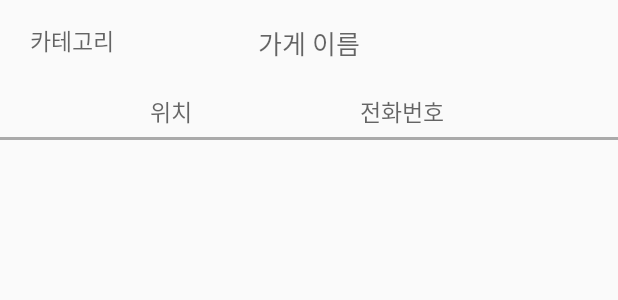
After one commit to hyenee/2019_Collathon, an Android app: the layout activity_pick_store_view.xml on its own in the app's theme, with its tools: preview values and no code run, on a phone screen of 412 x 824 dp. The commit adds this screen. Shown: the top 300 px of the screen. Run offline under Robolectric (Android 15) with nearby library versions, the phone set to English and light mode, and no system bars.

Commit message:
implement PickStoreActivity and xml

```diff
--- a/Collathon_App/app/src/main/AndroidManifest.xml
+++ b/Collathon_App/app/src/main/AndroidManifest.xml
@@ -89,6 +89,11 @@
             android:name="com.collathon.jamukja.customer.reservation.ticket_confirm.ReservationTicketConfirmActivity"
             android:theme="@style/AppTheme.NoActionBar2" />
 
+        <!-- 찜목록 -->
+        <activity
+            android:name="com.collathon.jamukja.customer.store.pick.PickStoreActivity"
+            android:theme="@style/AppTheme.NoActionBar2" />
+
         <!-- 자영업자 관점 -->
         <activity
             android:name="com.collathon.jamukja.owner.MainOwnerActivity"
--- a/Collathon_App/app/src/main/java/com/collathon/jamukja/customer/store/category/detail/StoreDetailInfoActivity.java
+++ b/Collathon_App/app/src/main/java/com/collathon/jamukja/customer/store/category/detail/StoreDetailInfoActivity.java
@@ -39,6 +39,7 @@ public class StoreDetailInfoActivity extends AppCompatActivity {
         final TextView tx_category = findViewById(R.id.store_category);
         final TextView tx_tel = findViewById(R.id.store_phone);
         final TextView tx_address = findViewById(R.id.store_location);
+        final TextView tx_table = findViewById(R.id.store_table);
 
         //서버 디비 값 파싱
         try {
@@ -82,7 +83,8 @@ public class StoreDetailInfoActivity extends AppCompatActivity {
                                 final String tel = jsonObject.getString("tel");
                                 final String address = jsonObject.getString("address");
                                 final String category = jsonObject.getString("category");
-                                Log.i("STORE", "추출 결과 :  " + name+", "+tel+", "+address+", "+category);
+                                final String table = jsonObject.getString("check_table");
+                                Log.i("STORE", "추출 결과 :  " + name+", "+tel+", "+address+", "+category+", " + table);
 
                                 runOnUiThread(new Runnable() {
                                     @Override
@@ -91,6 +93,7 @@ public class StoreDetailInfoActivity extends AppCompatActivity {
                                         tx_category.setText(category);
                                         tx_tel.setText(tel);
                                         tx_address.setText(address);
+                                        tx_table.setText(table);
                                     }
                                 });
 
--- /dev/null
+++ b/Collathon_App/app/src/main/res/layout/activity_pick_store_view.xml
@@ -0,0 +1,71 @@
+<?xml version="1.0" encoding="utf-8"?>
+<RelativeLayout xmlns:android="http://schemas.android.com/apk/res/android"
+    android:layout_width="wrap_content"
+    android:layout_height="wrap_content">
+
+    <TextView
+        android:id="@+id/pick_store_name"
+        android:layout_width="match_parent"
+        android:layout_height="wrap_content"
+        android:layout_marginTop="15dp"
+        android:layout_marginBottom="5dp"
+        android:fontFamily="@font/nanumsquare"
+        android:textSize="17dp"
+        android:textColor="#000000"
+        android:text=""
+        android:hint="가게 이름"
+        android:gravity="center"/>
+
+
+    <TextView
+        android:id="@+id/pick_category"
+        android:layout_width="wrap_content"
+        android:layout_height="wrap_content"
+        android:layout_marginTop="15dp"
+        android:layout_marginLeft="20dp"
+        android:fontFamily="@font/nanumsquare"
+        android:textSize="15dp"
+        android:textColor="#000000"
+        android:text=""
+        android:hint="카테고리"/>
+
+    <TextView
+        android:id="@+id/pick_address"
+        android:layout_width="wrap_content"
+        android:layout_height="wrap_content"
+        android:layout_marginTop="15dp"
+        android:layout_marginBottom="5dp"
+        android:layout_marginLeft="100dp"
+        android:gravity="center"
+        android:fontFamily="@font/nanumsquare"
+        android:textSize="15dp"
+        android:textColor="#000000"
+        android:text=""
+        android:layout_below="@+id/pick_store_name"
+        android:hint="위치"/>
+
+
+    <TextView
+    android:id="@+id/pick_tel"
+    android:layout_width="wrap_content"
+    android:layout_height="wrap_content"
+    android:layout_marginTop="15dp"
+    android:layout_marginBottom="5dp"
+    android:layout_marginLeft="240dp"
+    android:gravity="center"
+    android:fontFamily="@font/nanumsquare"
+    android:textSize="15dp"
+    android:textColor="#000000"
+    android:text=""
+    android:layout_below="@+id/pick_store_name"
+    android:hint="전화번호"/>
+
+
+    <View
+        android:layout_width="match_parent"
+        android:layout_height="2dp"
+        android:background="@android:color/darker_gray"
+        android:layout_below="@+id/pick_tel"/>
+
+
+</RelativeLayout>
--- a/Collathon_App/app/src/main/res/layout/activity_store_list_recycler.xml
+++ b/Collathon_App/app/src/main/res/layout/activity_store_list_recycler.xml
@@ -12,8 +12,10 @@
         android:layout_width="match_parent"
         android:layout_height="38dp"
         android:layout_marginTop="60dp"
-        android:fontFamily="@font/nanumsquare"
+        android:fontFamily="@font/typo"
+        android:textColor="#EE7764"
         android:text=""
+        android:hint="카테고리"
         android:gravity="center"
         android:textSize="25dp"
         app:layout_constraintTop_toTopOf="parent"
```
Also changed, not shown: Collathon_App/app/src/main/java/com/collathon/jamukja/MainActivity.java (+6 -4 lines), Collathon_App/app/src/main/java/com/collathon/jamukja/customer/reservation/ReservationActivity.java (+20 -10 lines), Collathon_App/app/src/main/java/com/collathon/jamukja/customer/store/category/detail/StoreDetailMenuViewActivity.java (deleted, +0 -17 lines), Collathon_App/app/src/main/java/com/collathon/jamukja/customer/store/pick/Data.java (added, +33 -0 lines), Collathon_App/app/src/main/java/com/collathon/jamukja/customer/store/pick/PickStoreActivity.java (added, +172 -0 lines), Collathon_App/app/src/main/java/com/collathon/jamukja/customer/store/pick/RecyclerAdapter.java (added, +123 -0 lines), Collathon_App/app/src/main/res/layout/activity_pick_store_recycler.xml (added, +35 -0 lines), Collathon_App/app/src/main/res/layout/activity_reservation_recycler.xml (+15 -15 lines), Collathon_App/app/src/main/res/layout/activity_reservation_view.xml (+15 -4 lines), Collathon_App/app/src/main/res/layout/activity_store_detail_info.xml (+33 -9 lines).
